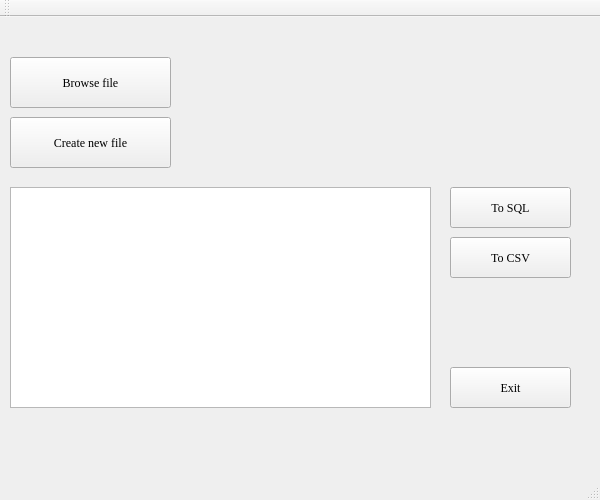
The window that convert/mainwindow.ui (MarinaPl/db-convertor) describes before a commit, drawn with Qt 5.
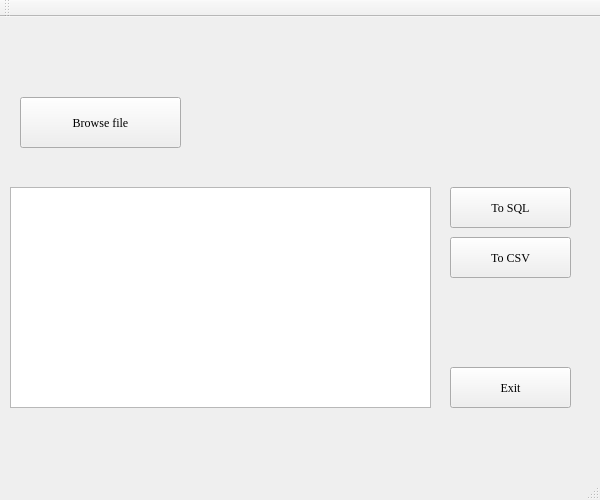
The same window after the commit. Icons and pictures are not drawn.

The edit to the form file:
```diff
--- a/convert/mainwindow.ui
+++ b/convert/mainwindow.ui
@@ -77,8 +77,8 @@
    <widget class="QPushButton" name="brows_butt">
     <property name="geometry">
      <rect>
-      <x>10</x>
-      <y>40</y>
+      <x>20</x>
+      <y>80</y>
       <width>161</width>
       <height>51</height>
      </rect>
@@ -87,19 +87,6 @@
      <string>Browse file</string>
     </property>
    </widget>
-   <widget class="QPushButton" name="create_butt">
-    <property name="geometry">
-     <rect>
-      <x>10</x>
-      <y>100</y>
-      <width>161</width>
-      <height>51</height>
-     </rect>
-    </property>
-    <property name="text">
-     <string>Create new file</string>
-    </property>
-   </widget>
    <widget class="QPushButton" name="exit_butt">
     <property name="geometry">
      <rect>
```
